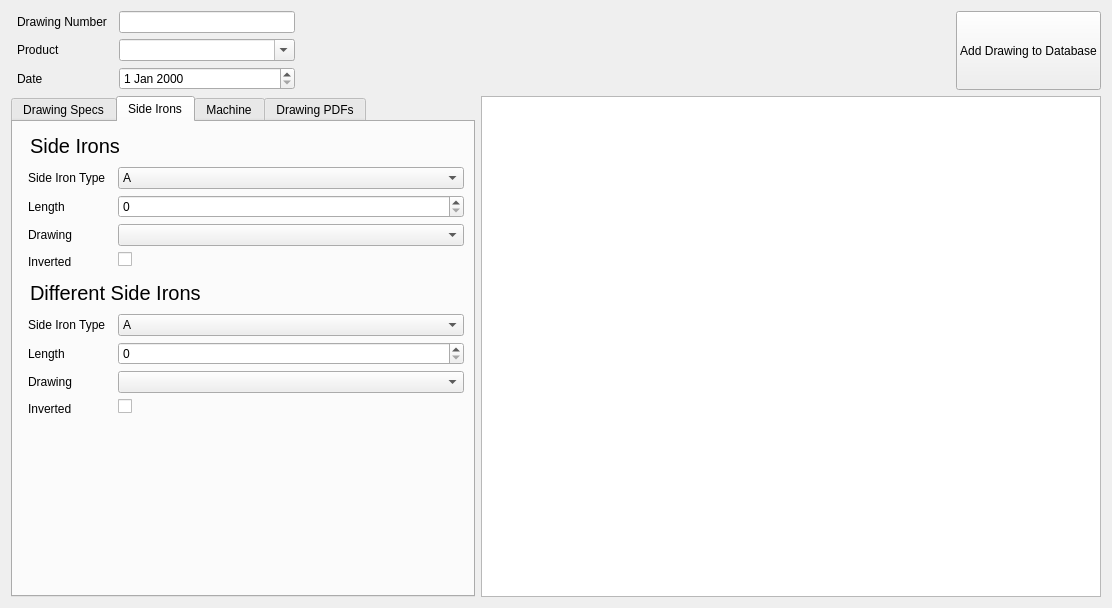
The window that ui/widgets/AddDrawingPageWidget.ui (matthew-sirman/database-manager) describes before a commit, drawn with Qt 5.
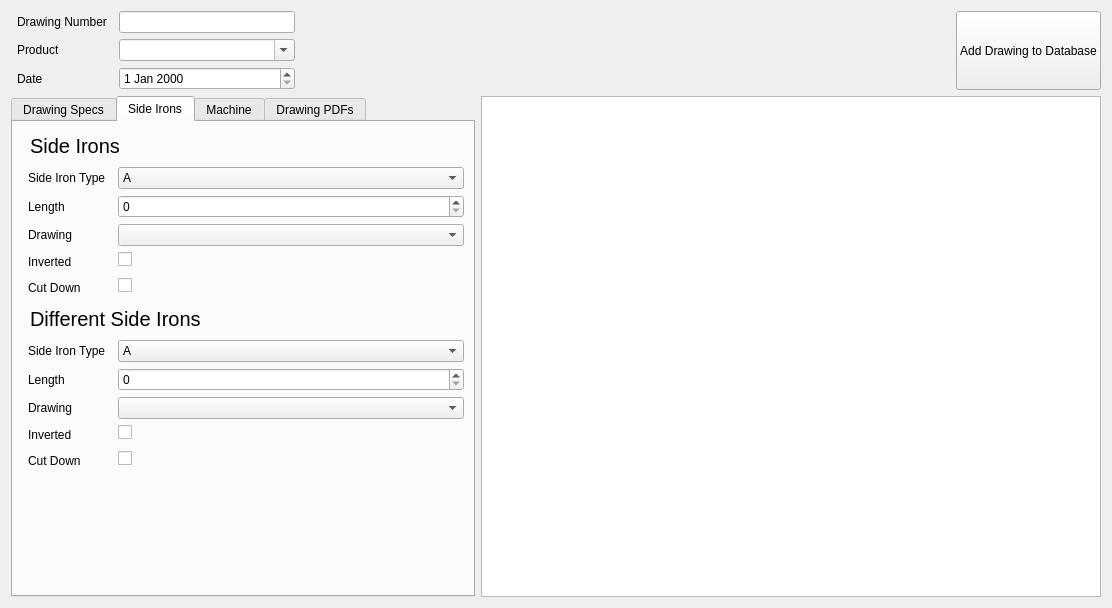
The same window after the commit. The open tabs and pages were chosen to show the change. Custom widgets are drawn as their Qt base class.

Patch:
```diff
--- a/ui/widgets/AddDrawingPageWidget.ui
+++ b/ui/widgets/AddDrawingPageWidget.ui
@@ -798,6 +798,33 @@
                </property>
               </widget>
              </item>
+             <item row="4" column="1">
+              <widget class="QCheckBox" name="leftSideIronCutDownInput">
+               <property name="text">
+                <string/>
+               </property>
+              </widget>
+             </item>
+             <item row="4" column="0">
+              <widget class="QLabel" name="leftSideIronCutDownLabel">
+               <property name="styleSheet">
+                <string notr="true">
+                                  QLabel {
+                                  padding: 3px;
+                                  }
+
+                                  QLabel[hovering=true] {
+                                  padding: 3px;
+                                  background-color: #d9d9d9;
+                                  border-radius: 5px;
+                                  }
+                                </string>
+               </property>
+               <property name="text">
+                <string>Cut Down</string>
+               </property>
+              </widget>
+             </item>
             </layout>
            </item>
            <item>
@@ -987,6 +1014,33 @@
                </property>
               </widget>
              </item>
+             <item row="4" column="1">
+              <widget class="QCheckBox" name="rightSideIronCutDownInput">
+               <property name="text">
+                <string/>
+               </property>
+              </widget>
+             </item>
+             <item row="4" column="0">
+              <widget class="QLabel" name="rightSideIronCutDownLabel">
+               <property name="styleSheet">
+                <string notr="true">
+                                  QLabel {
+                                  padding: 3px;
+                                  }
+
+                                  QLabel[hovering=true] {
+                                  padding: 3px;
+                                  background-color: #d9d9d9;
+                                  border-radius: 5px;
+                                  }
+                                </string>
+               </property>
+               <property name="text">
+                <string>Cut Down</string>
+               </property>
+              </widget>
+             </item>
             </layout>
            </item>
            <item>
```
Left out of the diff: 4 changed lines with no effect on the pictures.
